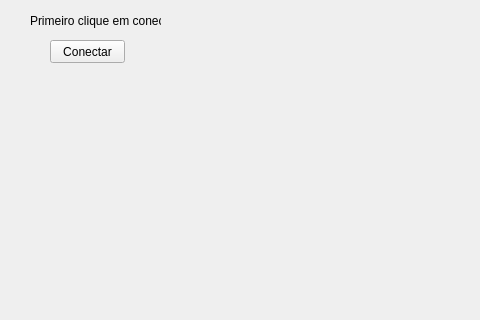
This is DesafioStone/mainwindow.ui in gabspires/DesafioStone as Qt 5 draws it before an edit; both pictures show x 0 to 480 and y 0 to 320 of the 800 by 600 pixel window. The edited form follows.
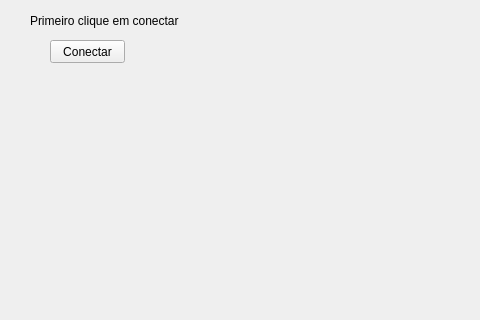
This is the edited form.

Commit message: Atualização nos parâmetros de conexão

```diff
--- a/DesafioStone/mainwindow.ui
+++ b/DesafioStone/mainwindow.ui
@@ -32,7 +32,7 @@
      <rect>
       <x>30</x>
       <y>10</y>
-      <width>131</width>
+      <width>271</width>
       <height>21</height>
      </rect>
     </property>
```
The commit also changes 1 other file.
